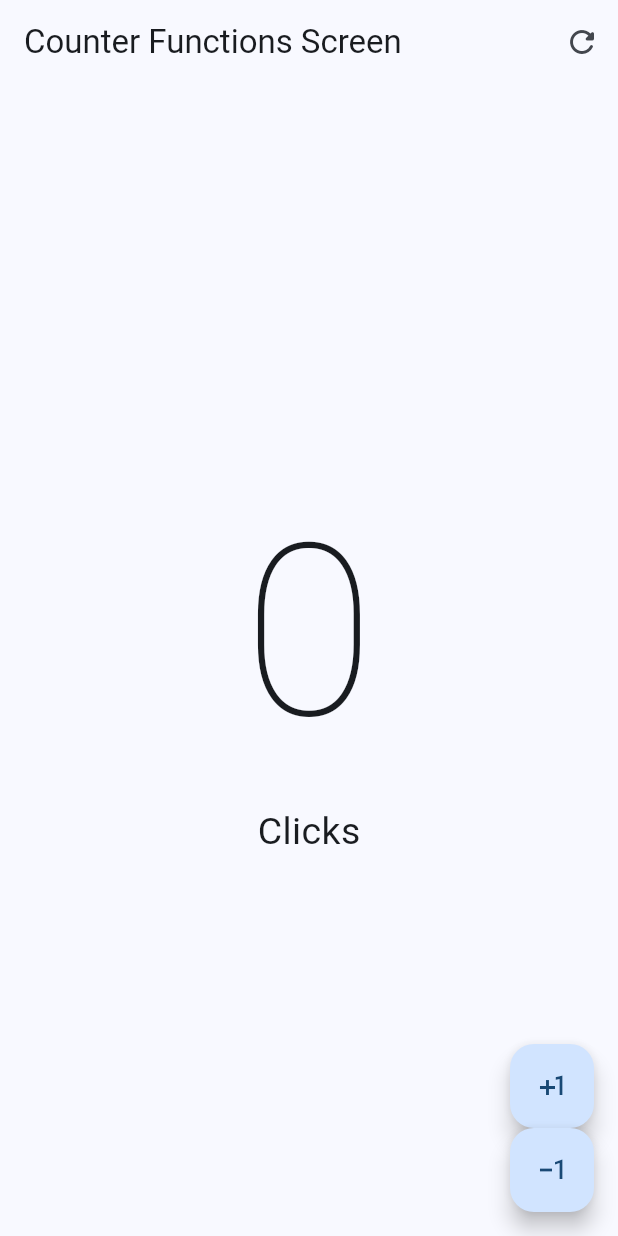
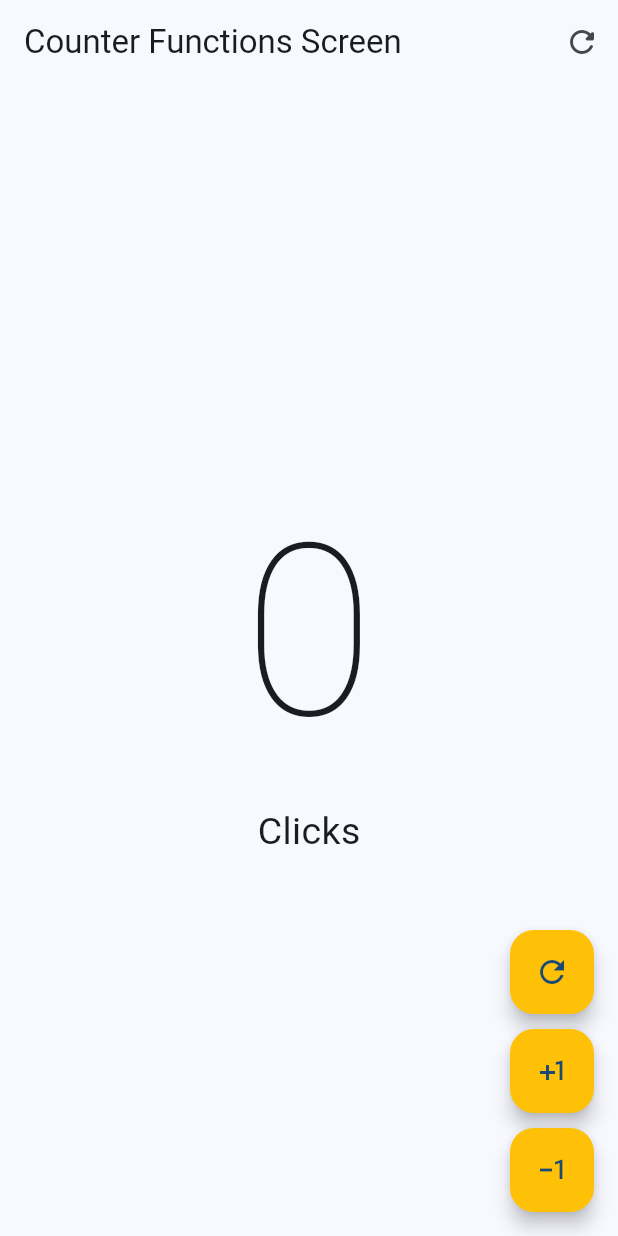
Before and after one commit to DrEureka/Flutter2023Practicas, a Flutter app: the screen it shows after launch, after a tap on the "plus one" icon, after a tap on the "exposure minus 1" icon, on a phone screen of 412 x 824 dp. Run offline on Flutter 3.47's test engine with Material 2 defaults, Android fonts, the phone set to English and light mode, and no system bars.

Commit message:
M.Design 3, Estados, Widgets Personalizados etc.

```diff
--- a/flutterhelloworld/hello_world/lib/presentation/screens/counter/counter_functions_screen.dart
+++ b/flutterhelloworld/hello_world/lib/presentation/screens/counter/counter_functions_screen.dart
@@ -92,7 +92,32 @@ class _CounterFunctionsScreenState extends State<CounterFunctionsScreen> {
           mainAxisAlignment: MainAxisAlignment.end,
           //children es un array de widgets, por ese motivo me permite agregar mas de un widget
           children: [
-            FloatingActionButton(
+            /*   FloatingActionButton(
+              //Shape permite darle forma al boton
+              shape: const StadiumBorder(),
+              onPressed: () {
+                // aca la variable es 0
+                setState(
+                    () {}); // setState re dibuja la pantalla con los valores de
+                clickCounter = 0;
+              },
+              child: const Icon(Icons.refresh_outlined),
+            ),*/
+            //sizedbox permite la separacion entre los botones
+            CustomButton(
+                icon: Icons.refresh_outlined,
+                onPressed: () {
+                  // aca la variable es 0
+                  setState(
+                      () {}); // setState re dibuja la pantalla con los valores de
+                  clickCounter = 0;
+                }),
+            const SizedBox(
+              height: 10,
+            ),
+            /*  FloatingActionButton(
+              //Shape permite darle forma al boton
+              shape: const StadiumBorder(),
               onPressed: () {
                 // aca le sumo uno a la variable clickCounter
                 setState(
@@ -100,17 +125,61 @@ class _CounterFunctionsScreenState extends State<CounterFunctionsScreen> {
                 clickCounter++;
               },
               child: const Icon(Icons.plus_one),
+            ),*/
+            CustomButton(
+                icon: Icons.plus_one,
+                onPressed: () {
+                  // aca la variable es 0
+                  setState(
+                      () {}); // setState re dibuja la pantalla con los valores de
+                  clickCounter++;
+                }),
+            //sizedbox permite la separacion entre los botones
+            const SizedBox(
+              height: 10,
             ),
-            FloatingActionButton(
-              onPressed: () {
-                // aca le sumo uno a la variable clickCounter
-                setState(
-                    () {}); // setState re dibuja la pantalla con los valores de
-                clickCounter--;
-              },
-              child: const Icon(Icons.exposure_minus_1),
-            ),
+            CustomButton(
+                icon: Icons.exposure_minus_1,
+                onPressed: () {
+                  // aca la variable es 0
+                  setState(() {});
+                  // setState re dibuja la pantalla con los valores de
+                  //aca verifico que no sea menor a 0
+                  if (clickCounter == 0) return;
+                  clickCounter--;
+                }),
           ],
         ));
   }
 }
+
+//ACA creo un widget personalizado para el boton asi no tengo que estar editando 3 botones o mas
+class CustomButton extends StatelessWidget {
+  //Le paso la propiedad icon de tipo IconData
+  final IconData icon;
+  final VoidCallback? onPressed;
+  // cuando tengo un signo de pregunta es opcional '?' lo que reciba
+
+  const CustomButton({
+    //cuales parametros va a recibir  y son requeridos
+    super.key,
+    required this.icon,
+    this.onPressed,
+  });
+
+  @override
+  Widget build(BuildContext context) {
+    return FloatingActionButton(
+      //Shape permite darle forma al boton
+      //shape: const StadiumBorder(),
+      //enableFeedback: true, //permite que el boton haga una animacion cuando se presiona
+      enableFeedback: true,
+      //Permite el manejo de sombras elevation
+      elevation: 5,
+      //Permite cambiar el color del fondo del boton
+      backgroundColor: Colors.amber,
+      onPressed: onPressed,
+      child: Icon(icon),
+    );
+  }
+}
```
